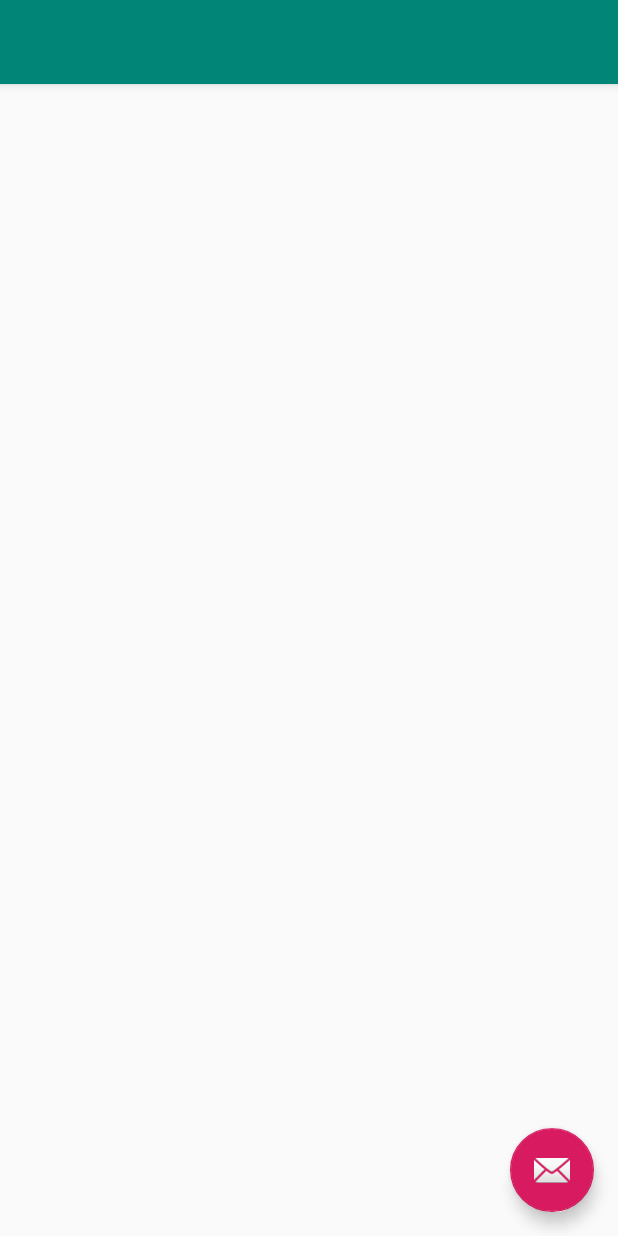
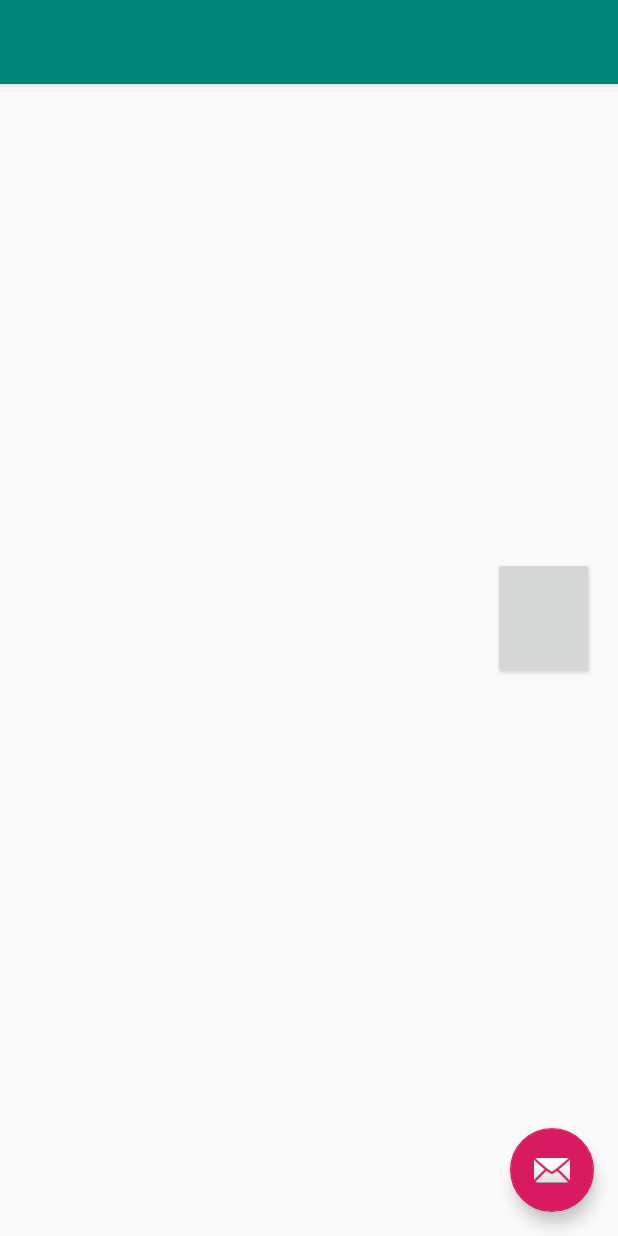
Before and after one commit to KamiMaki/innoserve24_07, an Android app: the layout app_bar_eat_together.xml on its own in the app's theme, with its tools: preview values and no code run, on a phone screen of 412 x 824 dp. Run offline under Robolectric (Android 15) with nearby library versions, the phone set to English and light mode, and no system bars.

Commit message:
Dorggie
Test

```diff
--- a/app/src/main/res/layout/app_bar_eat_together.xml
+++ b/app/src/main/res/layout/app_bar_eat_together.xml
@@ -20,7 +20,10 @@
 
     </android.support.design.widget.AppBarLayout>
 
-    <include layout="@layout/content_eat_together" />
+    <include
+        layout="@layout/content_eat_together"
+        android:layout_width="match_parent"
+        android:layout_height="match_parent" />
 
     <android.support.design.widget.FloatingActionButton
         android:id="@+id/fab"
--- a/app/src/main/res/layout/content_eat_together.xml
+++ b/app/src/main/res/layout/content_eat_together.xml
@@ -8,4 +8,13 @@
     tools:context=".EatTogether1_1"
     tools:showIn="@layout/app_bar_eat_together">
 
+    <Button
+        android:id="@+id/beacon"
+        android:layout_width="67dp"
+        android:layout_height="81dp"
+        app:layout_constraintBottom_toBottomOf="parent"
+        app:layout_constraintEnd_toEndOf="parent"
+        app:layout_constraintHorizontal_bias="0.953"
+        app:layout_constraintStart_toStartOf="parent"
+        app:layout_constraintTop_toTopOf="parent" />
 </android.support.constraint.ConstraintLayout>
```
Also changed, not shown: app/src/main/java/com/example/innoserve24_07/EatTogether1_1.java (+34 -0 lines).
